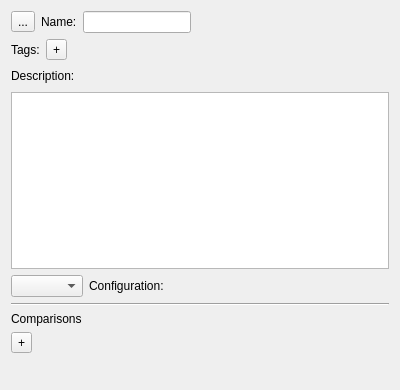
Above: atef/ui/tool_configuration_widget.ui from pcdshub/atef before the change. Below: the same form after it.
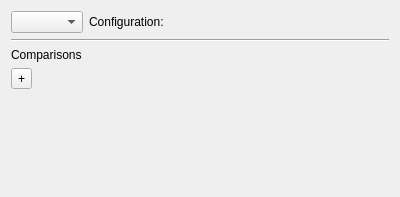
That is the form after the change.

Commit message: ENH: unify the name/desc/tags headers

The edit to the form file:
```diff
--- a/atef/ui/tool_configuration_widget.ui
+++ b/atef/ui/tool_configuration_widget.ui
@@ -7,7 +7,7 @@
     <x>0</x>
     <y>0</y>
     <width>400</width>
-    <height>390</height>
+    <height>197</height>
    </rect>
   </property>
   <property name="windowTitle">
@@ -15,113 +15,7 @@
   </property>
   <layout class="QVBoxLayout" name="verticalLayout">
    <item>
-    <layout class="QHBoxLayout" name="horizontalLayout_2">
-     <item>
-      <widget class="QToolButton" name="parent_button">
-       <property name="text">
-        <string>...</string>
-       </property>
-      </widget>
-     </item>
-     <item>
-      <widget class="QLabel" name="label">
-       <property name="text">
-        <string>Name:</string>
-       </property>
-      </widget>
-     </item>
-     <item>
-      <widget class="QLineEdit" name="name_edit">
-       <property name="sizePolicy">
-        <sizepolicy hsizetype="Maximum" vsizetype="Fixed">
-         <horstretch>0</horstretch>
-         <verstretch>0</verstretch>
-        </sizepolicy>
-       </property>
-      </widget>
-     </item>
-     <item>
-      <spacer name="horizontalSpacer_2">
-       <property name="orientation">
-        <enum>Qt::Horizontal</enum>
-       </property>
-       <property name="sizeHint" stdset="0">
-        <size>
-         <width>40</width>
-         <height>20</height>
-        </size>
-       </property>
-      </spacer>
-     </item>
-    </layout>
-   </item>
-   <item>
-    <layout class="QHBoxLayout" name="horizontalLayout_3">
-     <property name="topMargin">
-      <number>0</number>
-     </property>
-     <item>
-      <widget class="QLabel" name="label_2">
-       <property name="text">
-        <string>Tags:</string>
-       </property>
-      </widget>
-     </item>
-     <item>
-      <layout class="QVBoxLayout" name="tags_content">
-       <property name="spacing">
-        <number>0</number>
-       </property>
-      </layout>
-     </item>
-     <item>
-      <widget class="QToolButton" name="add_tag_button">
-       <property name="text">
-        <string>+</string>
-       </property>
-      </widget>
-     </item>
-     <item>
-      <spacer name="horizontalSpacer">
-       <property name="orientation">
-        <enum>Qt::Horizontal</enum>
-       </property>
-       <property name="sizeHint" stdset="0">
-        <size>
-         <width>40</width>
-         <height>20</height>
-        </size>
-       </property>
-      </spacer>
-     </item>
-    </layout>
-   </item>
-   <item>
-    <layout class="QHBoxLayout" name="horizontalLayout_4">
-     <item>
-      <widget class="QLabel" name="label_3">
-       <property name="text">
-        <string>Description:</string>
-       </property>
-      </widget>
-     </item>
-     <item>
-      <spacer name="horizontalSpacer_3">
-       <property name="orientation">
-        <enum>Qt::Horizontal</enum>
-       </property>
-       <property name="sizeHint" stdset="0">
-        <size>
-         <width>40</width>
-         <height>20</height>
-        </size>
-       </property>
-      </spacer>
-     </item>
-    </layout>
-   </item>
-   <item>
-    <widget class="QPlainTextEdit" name="desc_edit"/>
+    <layout class="QVBoxLayout" name="name_desc_tags_layout"/>
    </item>
    <item>
     <layout class="QHBoxLayout" name="horizontalLayout_5">
```
The commit also changes 5 other files.
